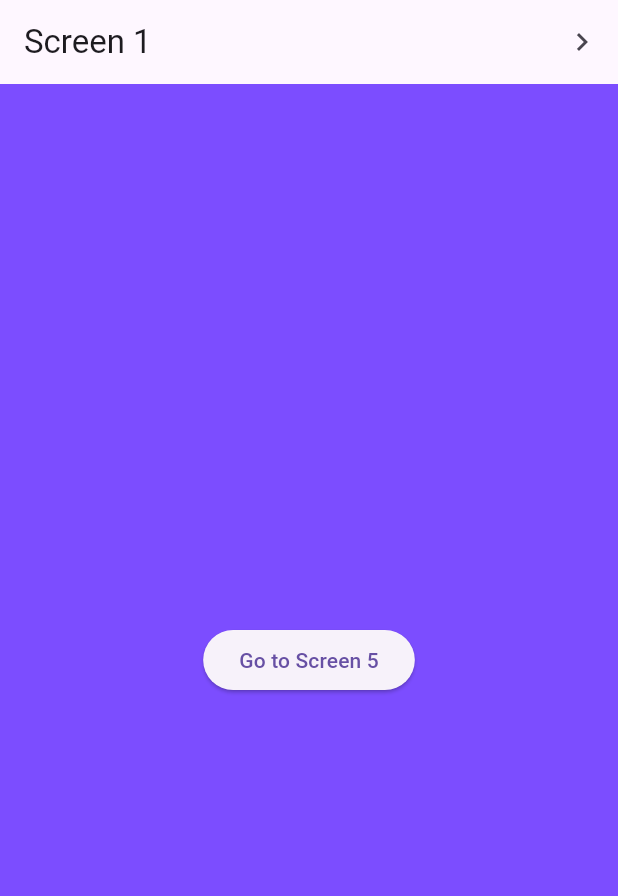
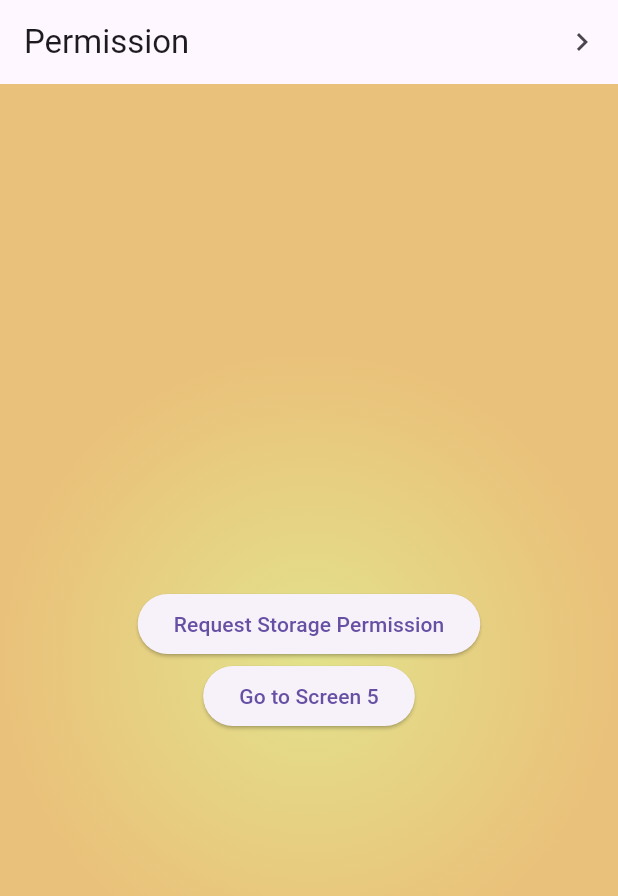
Before and after one commit to piidus/multipage_test, a Flutter app: the screen it shows after launch, on a phone screen of 412 x 824 dp. Shown: the top 896 px of the screen. Run offline on Flutter 3.47's test engine with Material 3 defaults, Android fonts, the light colour scheme and no system bars; our stand-ins replace permission_handler.

Commit message:
button added

```diff
--- a/lib/screen1.dart
+++ b/lib/screen1.dart
@@ -1,13 +1,14 @@
 import 'package:flutter/material.dart';
+import 'package:permission_handler/permission_handler.dart';
+
 
 class Screen1 extends StatelessWidget {
   const Screen1({super.key});
   @override
   Widget build(BuildContext context) {
     return Scaffold(
-      backgroundColor: Colors.deepPurpleAccent,
       appBar: AppBar(
-        title: const Text('Screen 1'),
+        title: const Text('Permission'),
         actions: [
           IconButton(
             icon: const Icon(Icons.navigate_next),
@@ -16,9 +17,40 @@ class Screen1 extends StatelessWidget {
         ],
       ),
       body: Center(
-        child: ElevatedButton(
-          onPressed: () => Navigator.pushNamed(context, '/screen5'),
-          child: const Text('Go to Screen 5'),
+        child: Container(
+          // height: double.infinity,
+          // width: double.infinity,
+          decoration: const BoxDecoration(
+            gradient: RadialGradient(
+              colors: [
+                Color.fromARGB(255, 226, 226, 139),
+                Color.fromARGB(255, 234, 193, 122)
+              ],
+              center: Alignment.center,
+              radius: 0.5,
+            ),
+          ),
+          child: Center(
+            child:  Column(
+              mainAxisSize: MainAxisSize.min,
+              children: [
+                ElevatedButton(
+                  onPressed: () async {
+                    final permissionStatus = await Permission.storage.status;
+                    if (permissionStatus.isDenied) {
+                      await Permission.storage.request();
+                    }
+                  },
+                  child: const Text('Request Storage Permission'),
+                ),
+                ElevatedButton(
+                  child: const Text('Go to Screen 5'),
+                   onPressed: () => Navigator.pushNamed(context, '/screen5'),
+                ),
+              ],
+            )
+
+          ),
         ),
       ),
     );
--- a/pubspec.yaml
+++ b/pubspec.yaml
@@ -35,6 +35,7 @@ dependencies:
   # The following adds the Cupertino Icons font to your application.
   # Use with the CupertinoIcons class for iOS style icons.
   cupertino_icons: ^1.0.8
+  permission_handler: ^11.3.1
 
 dev_dependencies:
   flutter_test:
```
Also changed, not shown: pubspec.lock, 2 other files.
